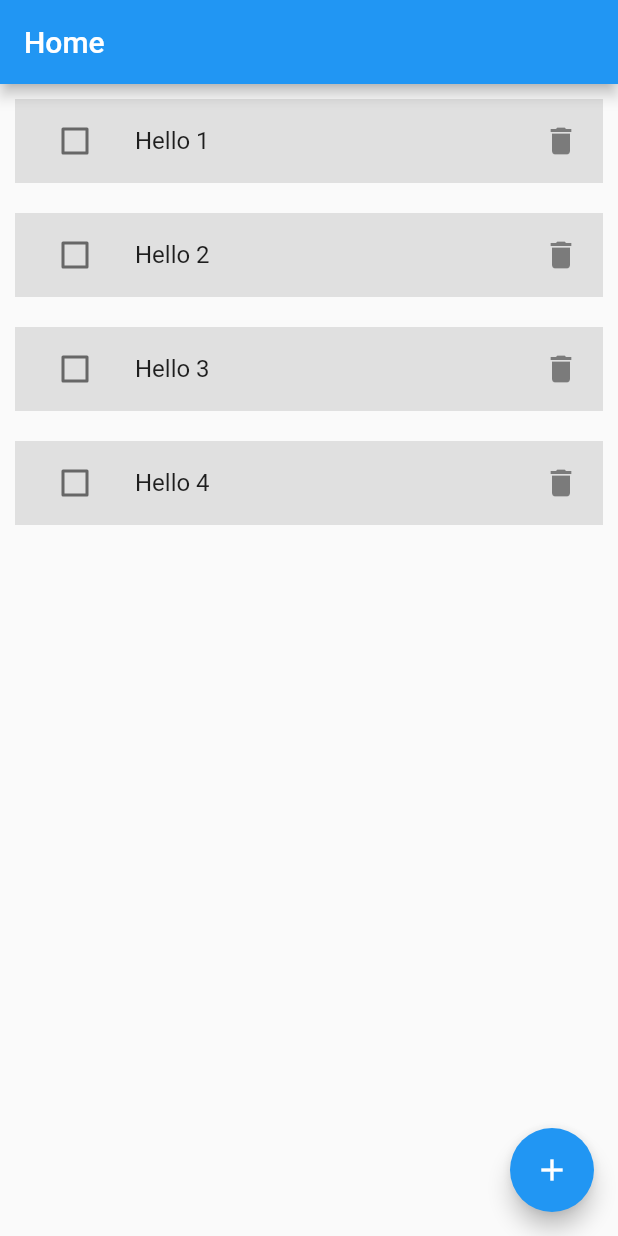
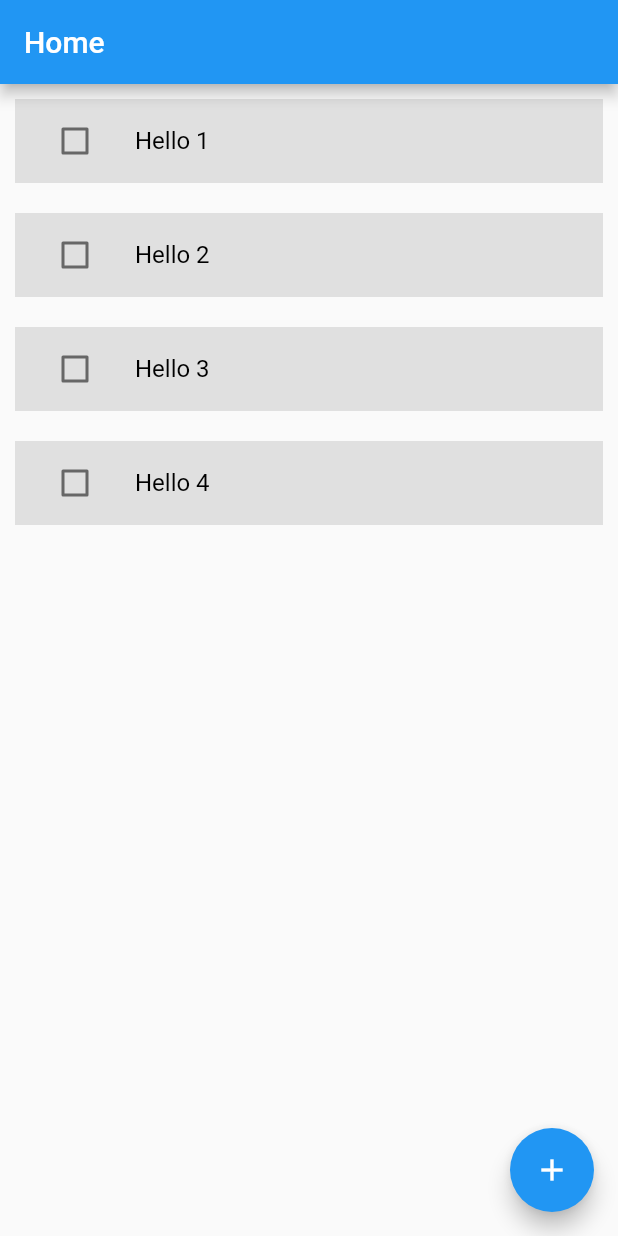
Before and after one commit to sthakrishnakumar/flutter-todo-app, a Flutter app: the screen it shows after launch, on a phone screen of 412 x 824 dp. Run offline on Flutter 3.47's test engine with Material 2 defaults, Android fonts, the phone set to English and light mode, and no system bars; drawn by our look-alikes of flutter_slidable.

Commit message:
todo delete on selection logic added

```diff
--- a/lib/commons/commons.dart
+++ b/lib/commons/commons.dart
@@ -6,3 +6,10 @@ void navigation(BuildContext context, Widget widget) {
     MaterialPageRoute(builder: (context) => widget),
   );
 }
+
+void pushReplacement(BuildContext context, Widget widget) {
+  Navigator.pushReplacement(
+    context,
+    MaterialPageRoute(builder: (context) => widget),
+  );
+}
--- a/lib/home.dart
+++ b/lib/home.dart
@@ -1,4 +1,5 @@
 import 'package:flutter/material.dart';
+import 'package:flutter_slidable/flutter_slidable.dart';
 import 'package:flutter_todo_app/commons/commons.dart';
 import 'package:flutter_todo_app/todo/data/model/todo_model.dart';
 import 'package:flutter_todo_app/todo/presentation/widgets/add_todo.dart';
@@ -29,7 +30,36 @@ class _HomeState extends State<Home> {
         itemBuilder: (context, index) {
           return Padding(
             padding: const EdgeInsets.symmetric(vertical: 10, horizontal: 10),
+            child: Slidable(
+              key: const ValueKey(0),
+              endActionPane: ActionPane(
+                // dismissible: DismissiblePane(
+                //   onDismissed: () {
+                //     setState(() {
+                //       todoList.removeAt(index);
+                //     });
+                //   },
+
+                // ),
+                motion: const StretchMotion(),
+                children: [
+                  SlidableAction(
+                    onPressed: (value) {
+                      setState(() {
+                        todoList.removeAt(index);
+                      });
+                    },
+                    backgroundColor: const Color(0xFFFE4A49),
+                    foregroundColor: Colors.white,
+                    icon: Icons.delete,
+                    label: 'Delete',
+                  ),
+                ],
+              ),
               child: ListTile(
+                textColor: todoList[index].isTaskCompleted
+                    ? Colors.blue
+                    : Colors.black,
                 tileColor: Colors.grey[300],
                 title: Text(todoList[index].title),
                 leading: Checkbox(
@@ -41,13 +71,19 @@ class _HomeState extends State<Home> {
                     });
                   },
                 ),
-              trailing: InkWell(
+                trailing: todoList[index].isTaskCompleted
+                    ? InkWell(
                         onTap: () {
                           setState(() {
                             todoList.removeAt(index);
                           });
                         },
-                child: const Icon(Icons.delete),
+                        child: const Icon(
+                          Icons.delete,
+                          color: Colors.red,
+                        ),
+                      )
+                    : const Text(''),
               ),
             ),
           );
--- a/pubspec.yaml
+++ b/pubspec.yaml
@@ -34,6 +34,7 @@ dependencies:
   # The following adds the Cupertino Icons font to your application.
   # Use with the CupertinoIcons class for iOS style icons.
   cupertino_icons: ^1.0.2
+  flutter_slidable: ^2.0.0
 
 dev_dependencies:
   flutter_test:
```
Also changed, not shown: pubspec.lock. Lines whose indentation alone changed are shown as unchanged.
